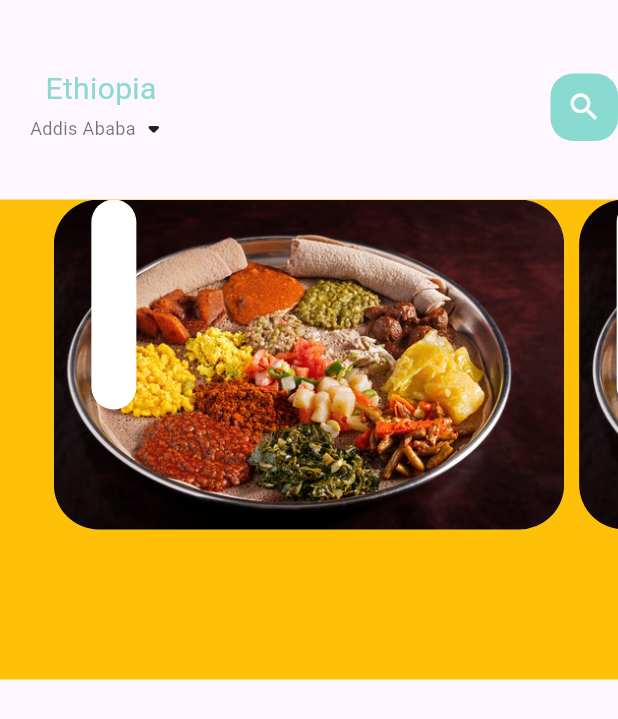
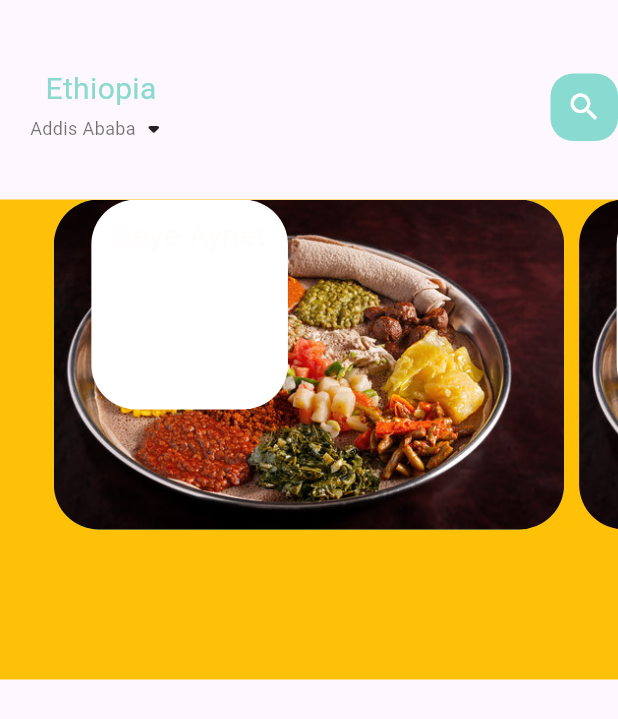
Before and after one commit to Melat369/amberrestaurant, a Flutter app: the screen it shows after launch, on a phone screen of 412 x 824 dp. Shown: the top 719 px of the screen. Run offline on Flutter 3.47's test engine with Material 2 defaults, Android fonts, the phone set to English and light mode, and no system bars.

Commit message:
adding text to the stack widget

```diff
--- a/lib/home/food_page_body.dart
+++ b/lib/home/food_page_body.dart
@@ -2,6 +2,9 @@
 
 import 'package:amberrestaurant/utils/colors.dart';
 import 'package:flutter/material.dart';
+
+import '../widgets/big_text.dart';
+
 
 class FoodPageBody extends StatefulWidget {
   const FoodPageBody({super.key});
@@ -66,7 +69,7 @@ class _FoodPageBodyState extends State<FoodPageBody> {
       padding: EdgeInsets.only(top:10, left:15, right:15),
       child: Column(
         children:[
-
+          BigText(text:"Beye-Aynet")
 
         ]
       )
```
